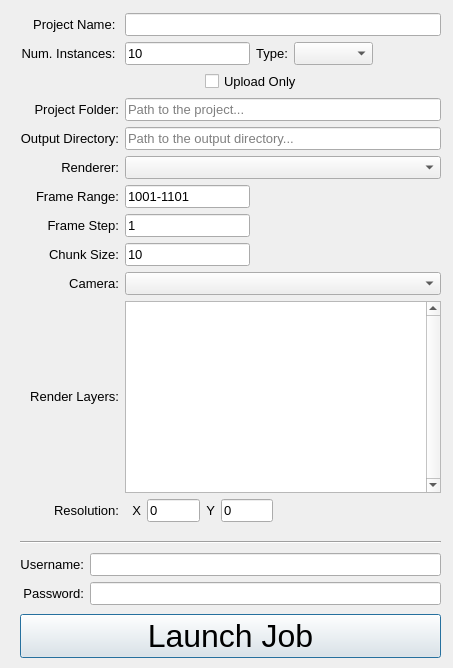
Above: resources/submit_dialog.ui from mybikeislost/zync-maya before the change. Below: the same form after it.
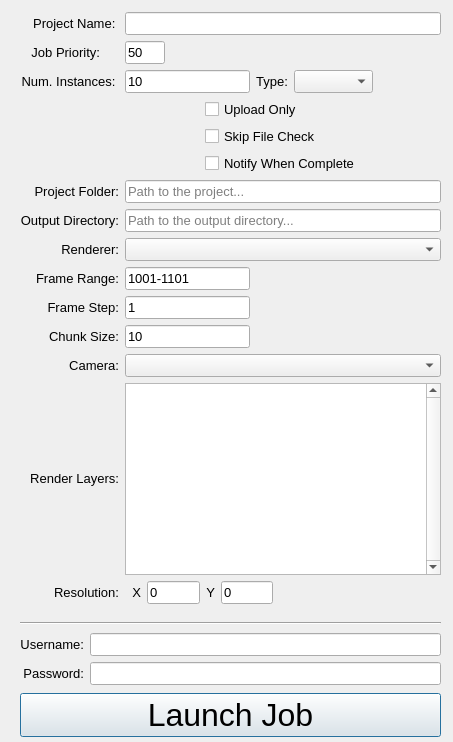
That is the form after the change.

Commit message: Added Job Priority, Skip File Check, and Notify When Complete options to the Maya GUI.

The edit to the form file:
```diff
--- a/resources/submit_dialog.ui
+++ b/resources/submit_dialog.ui
@@ -7,7 +7,7 @@
     <x>0</x>
     <y>0</y>
     <width>453</width>
-    <height>668</height>
+    <height>742</height>
    </rect>
   </property>
   <property name="windowTitle">
@@ -19,7 +19,7 @@
      <x>0</x>
      <y>0</y>
      <width>441</width>
-     <height>661</height>
+     <height>741</height>
     </rect>
    </property>
    <property name="font">
@@ -64,7 +64,7 @@
         </property>
        </widget>
       </item>
-      <item row="11" column="0">
+      <item row="14" column="0">
        <widget class="QLabel" name="label_12">
         <property name="font">
          <font>
@@ -79,7 +79,7 @@
         </property>
        </widget>
       </item>
-      <item row="11" column="1">
+      <item row="14" column="1">
        <layout class="QHBoxLayout" name="horizontalLayout">
         <property name="spacing">
          <number>-1</number>
@@ -192,7 +192,7 @@
         </item>
        </layout>
       </item>
-      <item row="1" column="1">
+      <item row="2" column="1">
        <layout class="QHBoxLayout" name="horizontalLayout_3">
         <item>
          <widget class="QLineEdit" name="num_instances">
@@ -263,7 +263,7 @@
         </item>
        </layout>
       </item>
-      <item row="1" column="0">
+      <item row="2" column="0">
        <widget class="QLabel" name="label_2">
         <property name="maximumSize">
          <size>
@@ -299,7 +299,7 @@
         </property>
        </widget>
       </item>
-      <item row="10" column="0">
+      <item row="13" column="0">
        <widget class="QLabel" name="label_11">
         <property name="sizePolicy">
          <sizepolicy hsizetype="Minimum" vsizetype="Fixed">
@@ -320,7 +320,7 @@
         </property>
        </widget>
       </item>
-      <item row="10" column="1">
+      <item row="13" column="1">
        <widget class="QListWidget" name="layers">
         <property name="sizePolicy">
          <sizepolicy hsizetype="Preferred" vsizetype="Preferred">
@@ -363,7 +363,7 @@
         </property>
        </widget>
       </item>
-      <item row="9" column="0">
+      <item row="12" column="0">
        <widget class="QLabel" name="label_10">
         <property name="font">
          <font>
@@ -378,7 +378,7 @@
         </property>
        </widget>
       </item>
-      <item row="9" column="1">
+      <item row="12" column="1">
        <widget class="QComboBox" name="camera">
         <property name="font">
          <font>
@@ -390,7 +390,7 @@
         </property>
        </widget>
       </item>
-      <item row="8" column="0">
+      <item row="11" column="0">
        <widget class="QLabel" name="label_9">
         <property name="font">
          <font>
@@ -405,7 +405,7 @@
         </property>
        </widget>
       </item>
-      <item row="8" column="1">
+      <item row="11" column="1">
        <widget class="QLineEdit" name="chunk_size">
         <property name="sizePolicy">
          <sizepolicy hsizetype="Maximum" vsizetype="Fixed">
@@ -426,7 +426,7 @@
         </property>
        </widget>
       </item>
-      <item row="7" column="0">
+      <item row="10" column="0">
        <widget class="QLabel" name="label_8">
         <property name="font">
          <font>
@@ -441,7 +441,7 @@
         </property>
        </widget>
       </item>
-      <item row="7" column="1">
+      <item row="10" column="1">
        <widget class="QLineEdit" name="frame_step">
         <property name="sizePolicy">
          <sizepolicy hsizetype="Maximum" vsizetype="Fixed">
@@ -462,7 +462,7 @@
         </property>
        </widget>
       </item>
-      <item row="6" column="0">
+      <item row="9" column="0">
        <widget class="QLabel" name="label_7">
         <property name="font">
          <font>
@@ -477,7 +477,7 @@
         </property>
        </widget>
       </item>
-      <item row="6" column="1">
+      <item row="9" column="1">
        <widget class="QLineEdit" name="frange">
         <property name="sizePolicy">
          <sizepolicy hsizetype="Maximum" vsizetype="Fixed">
@@ -498,7 +498,7 @@
         </property>
        </widget>
       </item>
-      <item row="5" column="0">
+      <item row="8" column="0">
        <widget class="QLabel" name="label_6">
         <property name="font">
          <font>
@@ -513,14 +513,14 @@
         </property>
        </widget>
       </item>
-      <item row="5" column="1">
+      <item row="8" column="1">
        <widget class="QComboBox" name="renderer">
         <property name="-ann" stdset="0">
          <string>`python &quot;cmds.submit_callb('renderer')&quot;`</string>
         </property>
        </widget>
       </item>
-      <item row="4" column="0">
+      <item row="7" column="0">
        <widget class="QLabel" name="label_5">
         <property name="font">
          <font>
@@ -535,7 +535,7 @@
         </property>
        </widget>
       </item>
-      <item row="4" column="1">
+      <item row="7" column="1">
        <widget class="QLineEdit" name="output_dir">
         <property name="placeholderText">
          <string>Path to the output directory...</string>
@@ -545,7 +545,7 @@
         </property>
        </widget>
       </item>
-      <item row="3" column="0">
+      <item row="6" column="0">
        <widget class="QLabel" name="label_4">
         <property name="font">
          <font>
@@ -560,7 +560,7 @@
         </property>
        </widget>
       </item>
-      <item row="3" column="1">
+      <item row="6" column="1">
        <widget class="QLineEdit" name="project">
         <property name="placeholderText">
          <string>Path to the project...</string>
@@ -570,7 +570,7 @@
         </property>
        </widget>
       </item>
-      <item row="2" column="1">
+      <item row="3" column="1">
        <layout class="QHBoxLayout" name="horizontalLayout_5">
         <item>
          <spacer name="horizontalSpacer_3">
@@ -600,6 +600,132 @@
         </item>
        </layout>
       </item>
+      <item row="1" column="0">
+       <widget class="QLabel" name="label_17">
+        <property name="maximumSize">
+         <size>
+          <width>80</width>
+          <height>16777215</height>
+         </size>
+        </property>
+        <property name="font">
+         <font>
+          <pointsize>10</pointsize>
+         </font>
+        </property>
+        <property name="text">
+         <string>Job Priority:</string>
+        </property>
+        <property name="alignment">
+         <set>Qt::AlignRight|Qt::AlignTrailing|Qt::AlignVCenter</set>
+        </property>
+       </widget>
+      </item>
+      <item row="1" column="1">
+       <layout class="QHBoxLayout" name="horizontalLayout_4">
+        <item>
+         <widget class="QLineEdit" name="priority">
+          <property name="maximumSize">
+           <size>
+            <width>40</width>
+            <height>16777215</height>
+           </size>
+          </property>
+          <property name="text">
+           <string>50</string>
+          </property>
+          <property name="-tx" stdset="0">
+           <string>`python &quot;cmds.submit_callb('priority')&quot;`</string>
+          </property>
+         </widget>
+        </item>
+        <item>
+         <spacer name="horizontalSpacer_4">
+          <property name="orientation">
+           <enum>Qt::Horizontal</enum>
+          </property>
+          <property name="sizeHint" stdset="0">
+           <size>
+            <width>80</width>
+            <height>20</height>
+           </size>
+          </property>
+         </spacer>
+        </item>
+       </layout>
+      </item>
+      <item row="4" column="1">
+       <layout class="QHBoxLayout" name="horizontalLayout_7">
+        <item>
+         <spacer name="horizontalSpacer_6">
+          <property name="orientation">
+           <enum>Qt::Horizontal</enum>
+          </property>
+          <property name="sizeType">
+           <enum>QSizePolicy::Fixed</enum>
+          </property>
+          <property name="sizeHint" stdset="0">
+           <size>
+            <width>80</width>
+            <height>20</height>
+           </size>
+          </property>
+         </spacer>
+        </item>
+        <item>
+         <widget class="QCheckBox" name="skip_check">
+          <property name="minimumSize">
+           <size>
+            <width>0</width>
+            <height>0</height>
+           </size>
+          </property>
+          <property name="text">
+           <string>Skip File Check</string>
+          </property>
+          <property name="-v" stdset="0">
+           <string>`python &quot;cmds.submit_callb('skip_check')&quot;`</string>
+          </property>
+         </widget>
+        </item>
+       </layout>
+      </item>
+      <item row="5" column="1">
+       <layout class="QHBoxLayout" name="horizontalLayout_8">
+        <item>
+         <spacer name="horizontalSpacer_7">
+          <property name="orientation">
+           <enum>Qt::Horizontal</enum>
+          </property>
+          <property name="sizeType">
+           <enum>QSizePolicy::Fixed</enum>
+          </property>
+          <property name="sizeHint" stdset="0">
+           <size>
+            <width>80</width>
+            <height>20</height>
+           </size>
+          </property>
+         </spacer>
+        </item>
+        <item>
+         <widget class="QCheckBox" name="notify_complete">
+          <property name="minimumSize">
+           <size>
+            <width>0</width>
+            <height>0</height>
+           </size>
+          </property>
+          <property name="text">
+           <string>Notify When Complete</string>
+          </property>
+          <property name="-v" stdset="0">
+           <string>`python &quot;cmds.submit_callb('notify_complete')&quot;`</string>
+          </property>
+         </widget>
+        </item>
+       </layout>
+      </item>
      </layout>
     </item>
     <item>
```
Left out of the diff: 3 changed lines with no effect on the pictures. The commit also changes 1 other file.
